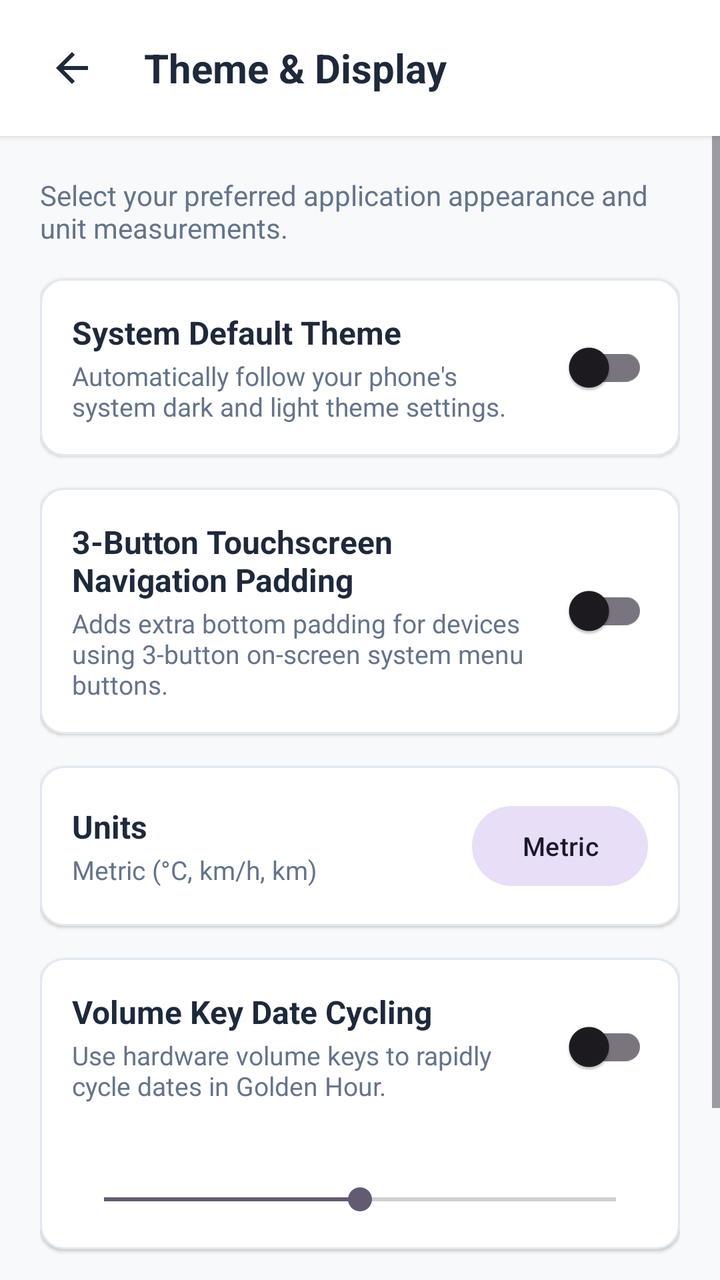
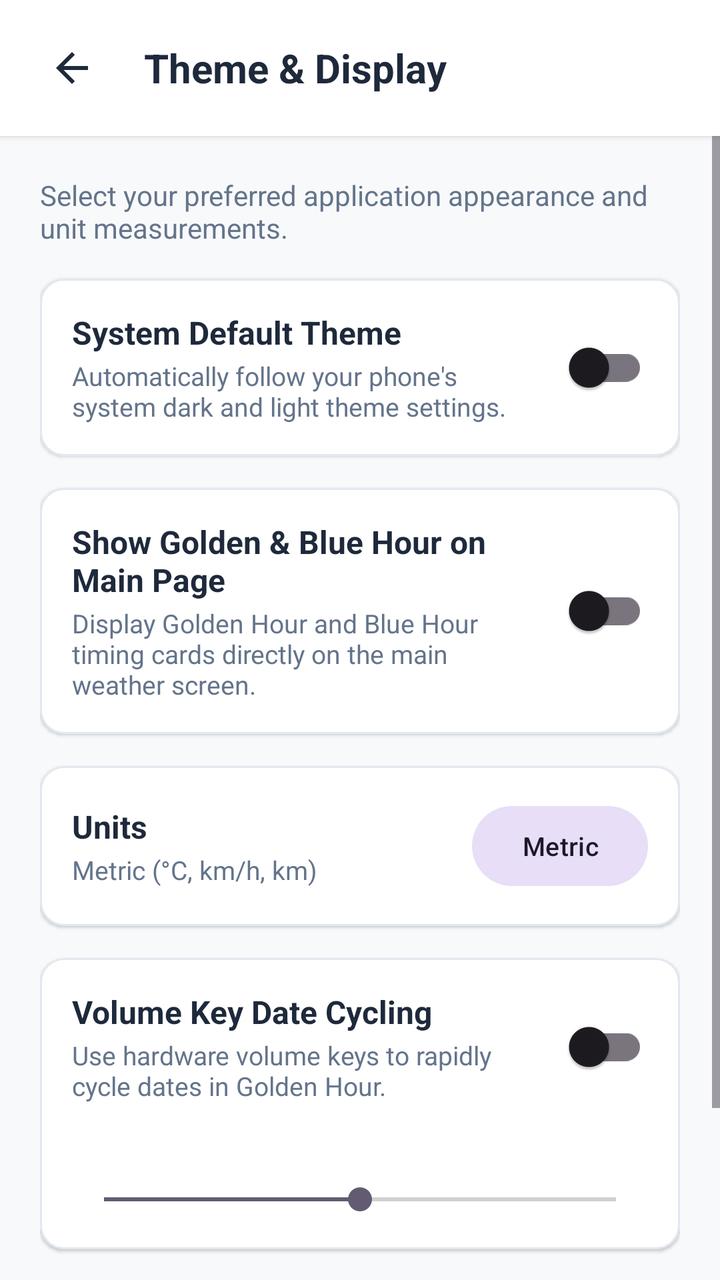

Screens rendered from an Android XML layout before and after an edit, with the pre-edit source and the edit as a unified diff.
<!-- AndroidManifest.xml: application theme Theme.WeatherAPP -->
<!-- res/layout/dialog_theme_settings.xml -->
<?xml version="1.0" encoding="utf-8"?>
<LinearLayout xmlns:android="http://schemas.android.com/apk/res/android"
    xmlns:app="http://schemas.android.com/apk/res-auto"
    xmlns:tools="http://schemas.android.com/tools"
    android:id="@+id/mainThemeSettings"
    android:layout_width="match_parent"
    android:layout_height="match_parent"
    android:background="@color/background_light"
    android:orientation="vertical">

    
    <com.google.android.material.card.MaterialCardView
        android:id="@+id/cardHeader"
        android:layout_width="match_parent"
        android:layout_height="wrap_content"
        app:cardBackgroundColor="@color/surface_card"
        app:cardCornerRadius="0dp"
        app:cardElevation="2dp"
        app:strokeWidth="0dp">

        <LinearLayout
            android:layout_width="match_parent"
            android:layout_height="wrap_content"
            android:gravity="center_vertical"
            android:orientation="horizontal"
            android:paddingHorizontal="16dp"
            android:paddingVertical="14dp">

            <ImageButton
                android:id="@+id/btnBack"
                android:layout_width="40dp"
                android:layout_height="40dp"
                android:background="?attr/selectableItemBackgroundBorderless"
                android:contentDescription="Back"
                android:padding="8dp"
                android:scaleType="fitCenter"
                android:src="@drawable/ic_back"
                app:tint="@color/text_primary" />

            <TextView
                android:layout_width="wrap_content"
                android:layout_height="wrap_content"
                android:layout_marginStart="16dp"
                android:text="Theme &amp; Display"
                android:textColor="@color/text_primary"
                android:textSize="20sp"
                android:textStyle="bold" />

        </LinearLayout>

    </com.google.android.material.card.MaterialCardView>

    <ScrollView
        android:layout_width="match_parent"
        android:layout_height="match_parent"
        android:fillViewport="true">

        <LinearLayout
            android:layout_width="match_parent"
            android:layout_height="wrap_content"
            android:orientation="vertical"
            android:padding="20dp">

            <TextView
                android:layout_width="wrap_content"
                android:layout_height="wrap_content"
                android:layout_marginBottom="16dp"
                android:text="Select your preferred application appearance and unit measurements."
                android:textColor="@color/text_secondary"
                android:textSize="14sp" />

            
            <com.google.android.material.card.MaterialCardView
                android:id="@+id/cardSystemDefaultSwitch"
                android:layout_width="match_parent"
                android:layout_height="wrap_content"
                android:layout_marginBottom="16dp"
                app:cardBackgroundColor="@color/surface_card"
                app:cardCornerRadius="12dp"
                app:cardElevation="1dp"
                app:strokeColor="@color/divider_color"
                app:strokeWidth="1dp">

                <LinearLayout
                    android:layout_width="match_parent"
                    android:layout_height="wrap_content"
                    android:gravity="center_vertical"
                    android:orientation="horizontal"
                    android:padding="16dp">

                    <LinearLayout
                        android:layout_width="0dp"
                        android:layout_height="wrap_content"
                        android:layout_marginEnd="12dp"
                        android:layout_weight="1"
                        android:orientation="vertical">

                        <TextView
                            android:id="@+id/tvSystemDefaultTitle"
                            android:layout_width="wrap_content"
                            android:layout_height="wrap_content"
                            android:text="System Default Theme"
                            android:textColor="@color/text_primary"
                            android:textSize="16sp"
                            android:textStyle="bold" />

                        <TextView
                            android:id="@+id/tvSystemDefaultDesc"
                            android:layout_width="wrap_content"
                            android:layout_height="wrap_content"
                            android:layout_marginTop="2dp"
                            android:text="Automatically follow your phone's system dark and light theme settings."
                            android:textColor="@color/text_secondary"
                            android:textSize="13sp" />

                    </LinearLayout>

                    <com.google.android.material.switchmaterial.SwitchMaterial
                        android:id="@+id/switchSystemDefault"
                        android:layout_width="wrap_content"
                        android:layout_height="wrap_content" />

                </LinearLayout>

            </com.google.android.material.card.MaterialCardView>

            
            <com.google.android.material.card.MaterialCardView
                android:id="@+id/cardNavPaddingSwitch"
                android:layout_width="match_parent"
                android:layout_height="wrap_content"
                android:layout_marginBottom="16dp"
                app:cardBackgroundColor="@color/surface_card"
                app:cardCornerRadius="12dp"
                app:cardElevation="1dp"
                app:strokeColor="@color/divider_color"
                app:strokeWidth="1dp">

                <LinearLayout
                    android:layout_width="match_parent"
                    android:layout_height="wrap_content"
                    android:gravity="center_vertical"
                    android:orientation="horizontal"
                    android:padding="16dp">

                    <LinearLayout
                        android:layout_width="0dp"
                        android:layout_height="wrap_content"
                        android:layout_marginEnd="12dp"
                        android:layout_weight="1"
                        android:orientation="vertical">

                        <TextView
                            android:id="@+id/tvNavPaddingTitle"
                            android:layout_width="wrap_content"
                            android:layout_height="wrap_content"
                            android:text="3-Button Touchscreen Navigation Padding"
                            android:textColor="@color/text_primary"
                            android:textSize="16sp"
                            android:textStyle="bold" />

                        <TextView
                            android:id="@+id/tvNavPaddingDesc"
                            android:layout_width="wrap_content"
                            android:layout_height="wrap_content"
                            android:layout_marginTop="2dp"
                            android:text="Adds extra bottom padding for devices using 3-button on-screen system menu buttons."
                            android:textColor="@color/text_secondary"
                            android:textSize="13sp" />

                    </LinearLayout>

                    <com.google.android.material.switchmaterial.SwitchMaterial
                        android:id="@+id/switchNavPadding"
                        android:layout_width="wrap_content"
                        android:layout_height="wrap_content" />

                </LinearLayout>

            </com.google.android.material.card.MaterialCardView>

            
            <com.google.android.material.card.MaterialCardView
                android:id="@+id/cardUnitsSelector"
                android:layout_width="match_parent"
                android:layout_height="wrap_content"
                android:layout_marginBottom="16dp"
                app:cardBackgroundColor="@color/surface_card"
                app:cardCornerRadius="12dp"
                app:cardElevation="1dp"
                app:strokeColor="@color/divider_color"
                app:strokeWidth="1dp">

                <LinearLayout
                    android:layout_width="match_parent"
                    android:layout_height="wrap_content"
                    android:gravity="center_vertical"
                    android:orientation="horizontal"
                    android:padding="16dp">

                    <LinearLayout
                        android:layout_width="0dp"
                        android:layout_height="wrap_content"
                        android:layout_marginEnd="12dp"
                        android:layout_weight="1"
                        android:orientation="vertical">

                        <TextView
                            android:id="@+id/tvUnitsTitle"
                            android:layout_width="wrap_content"
                            android:layout_height="wrap_content"
                            android:text="Units"
                            android:textColor="@color/text_primary"
                            android:textSize="16sp"
                            android:textStyle="bold" />

                        <TextView
                            android:id="@+id/tvUnitsDesc"
                            android:layout_width="wrap_content"
                            android:layout_height="wrap_content"
                            android:layout_marginTop="2dp"
                            android:text="Metric (°C, km/h, km)"
                            android:textColor="@color/text_secondary"
                            android:textSize="13sp" />

                    </LinearLayout>

                    <com.google.android.material.button.MaterialButton
                        android:id="@+id/btnUnitsChoice"
                        style="@style/Widget.Material3.Button.TonalButton"
                        android:layout_width="wrap_content"
                        android:layout_height="wrap_content"
                        android:text="Metric"
                        android:textSize="13sp" />

                </LinearLayout>

            </com.google.android.material.card.MaterialCardView>

            
            <com.google.android.material.card.MaterialCardView
                android:id="@+id/cardVolumeScrollSettings"
                android:layout_width="match_parent"
                android:layout_height="wrap_content"
                android:layout_marginBottom="20dp"
                app:cardBackgroundColor="@color/surface_card"
                app:cardCornerRadius="12dp"
                app:cardElevation="1dp"
                app:strokeColor="@color/divider_color"
                app:strokeWidth="1dp">

                <LinearLayout
                    android:layout_width="match_parent"
                    android:layout_height="wrap_content"
                    android:orientation="vertical"
                    android:padding="16dp">

                    <LinearLayout
                        android:layout_width="match_parent"
                        android:layout_height="wrap_content"
                        android:gravity="center_vertical"
                        android:orientation="horizontal">

                        <LinearLayout
                            android:layout_width="0dp"
                            android:layout_height="wrap_content"
                            android:layout_marginEnd="12dp"
                            android:layout_weight="1"
                            android:orientation="vertical">

                            <TextView
                                android:id="@+id/tvVolumeScrollTitle"
                                android:layout_width="wrap_content"
                                android:layout_height="wrap_content"
                                android:text="Volume Key Date Cycling"
                                android:textColor="@color/text_primary"
                                android:textSize="16sp"
                                android:textStyle="bold" />

                            <TextView
                                android:id="@+id/tvVolumeScrollDesc"
                                android:layout_width="wrap_content"
                                android:layout_height="wrap_content"
                                android:layout_marginTop="2dp"
                                android:text="Use hardware volume keys to rapidly cycle dates in Golden Hour."
                                android:textColor="@color/text_secondary"
                                android:textSize="13sp" />

                        </LinearLayout>

                        <com.google.android.material.switchmaterial.SwitchMaterial
                            android:id="@+id/switchVolumeScroll"
                            android:layout_width="wrap_content"
                            android:layout_height="wrap_content" />

                    </LinearLayout>

                    <LinearLayout
                        android:id="@+id/layoutVolumeSpeedContainer"
                        android:layout_width="match_parent"
                        android:layout_height="wrap_content"
                        android:layout_marginTop="12dp"
                        android:orientation="vertical">

                        <TextView
                            android:id="@+id/tvVolumeSpeedLabel"
                            android:layout_width="wrap_content"
                            android:layout_height="wrap_content"
                            android:textColor="@color/brand_primary"
                            android:textSize="14sp"
                            android:textStyle="bold" />

                        <SeekBar
                            android:id="@+id/seekBarVolumeSpeed"
                            android:layout_width="match_parent"
                            android:layout_height="wrap_content"
                            android:layout_marginTop="8dp"
                            android:max="6"
                            android:progress="3" />

                    </LinearLayout>

                </LinearLayout>

            </com.google.android.material.card.MaterialCardView>

            
            <LinearLayout
                android:id="@+id/layoutThemeChoicesContainer"
                android:layout_width="match_parent"
                android:layout_height="wrap_content"
                android:orientation="vertical">

                
                <TextView
                    android:id="@+id/tvStandardHeader"
                    android:layout_width="wrap_content"
                    android:layout_height="wrap_content"
                    android:layout_marginBottom="8dp"
                    android:text="Standard Themes"
                    android:textColor="@color/brand_primary"
                    android:textSize="15sp"
                    android:textStyle="bold" />

                <LinearLayout
                    android:id="@+id/layoutStandardThemes"
                    android:layout_width="match_parent"
                    android:layout_height="wrap_content"
                    android:orientation="vertical" />

                
                <TextView
                    android:id="@+id/tvBoutiqueHeader"
                    android:layout_width="wrap_content"
                    android:layout_height="wrap_content"
                    android:layout_marginTop="20dp"
                    android:layout_marginBottom="8dp"
                    android:text="Boutique Themes"
                    android:textColor="@color/brand_primary"
                    android:textSize="15sp"
                    android:textStyle="bold" />

                <LinearLayout
                    android:id="@+id/layoutBoutiqueThemes"
                    android:layout_width="match_parent"
                    android:layout_height="wrap_content"
                    android:orientation="vertical" />

            </LinearLayout>

        </LinearLayout>

    </ScrollView>

</LinearLayout>
<!-- resources referenced by this layout -->
<resources>
  <color name="background_light">#F8F9FA</color>
  <color name="brand_primary">#1E88E5</color>
  <color name="divider_color">#E2E8F0</color>
  <color name="surface_card">#FFFFFF</color>
  <color name="text_primary">#1E293B</color>
  <color name="text_secondary">#64748B</color>
  <!-- drawable ic_back (drawable) -->
  <vector xmlns:android="http://schemas.android.com/apk/res/android"
      android:width="24dp"
      android:height="24dp"
      android:viewportWidth="24"
      android:viewportHeight="24">
    <path
        android:fillColor="@color/text_primary"
        android:pathData="M20,11H7.83l5.59,-5.59L12,4l-8,8 8,8 1.41,-1.41L7.83,13H20v-2z"/>
  </vector>
  <style name="Theme.WeatherAPP" parent="Base.Theme.WeatherAPP" />
  <style name="Base.Theme.WeatherAPP" parent="Theme.Material3.DayNight.NoActionBar">
          <item name="android:statusBarColor">@color/surface_card</item>
          <item name="android:windowLightStatusBar">true</item>
      </style>
</resources>

<!-- the commit's change to res/layout/dialog_theme_settings.xml (unified diff, before → after) -->
@@ -126,7 +126,7 @@
 
             
             <com.google.android.material.card.MaterialCardView
-                android:id="@+id/cardNavPaddingSwitch"
+                android:id="@+id/cardShowGoldenBlueHourSwitch"
                 android:layout_width="match_parent"
                 android:layout_height="wrap_content"
                 android:layout_marginBottom="16dp"
@@ -151,27 +151,27 @@
                         android:orientation="vertical">
 
                         <TextView
-                            android:id="@+id/tvNavPaddingTitle"
-                            android:layout_width="wrap_content"
-                            android:layout_height="wrap_content"
-                            android:text="3-Button Touchscreen Navigation Padding"
+                            android:id="@+id/tvShowGoldenBlueHourTitle"
+                            android:layout_width="wrap_content"
+                            android:layout_height="wrap_content"
+                            android:text="Show Golden &amp; Blue Hour on Main Page"
                             android:textColor="@color/text_primary"
                             android:textSize="16sp"
                             android:textStyle="bold" />
 
                         <TextView
-                            android:id="@+id/tvNavPaddingDesc"
+                            android:id="@+id/tvShowGoldenBlueHourDesc"
                             android:layout_width="wrap_content"
                             android:layout_height="wrap_content"
                             android:layout_marginTop="2dp"
-                            android:text="Adds extra bottom padding for devices using 3-button on-screen system menu buttons."
+                            android:text="Display Golden Hour and Blue Hour timing cards directly on the main weather screen."
                             android:textColor="@color/text_secondary"
                             android:textSize="13sp" />
 
                     </LinearLayout>
 
                     <com.google.android.material.switchmaterial.SwitchMaterial
-                        android:id="@+id/switchNavPadding"
+                        android:id="@+id/switchShowGoldenBlueHour"
                         android:layout_width="wrap_content"
                         android:layout_height="wrap_content" />
 
